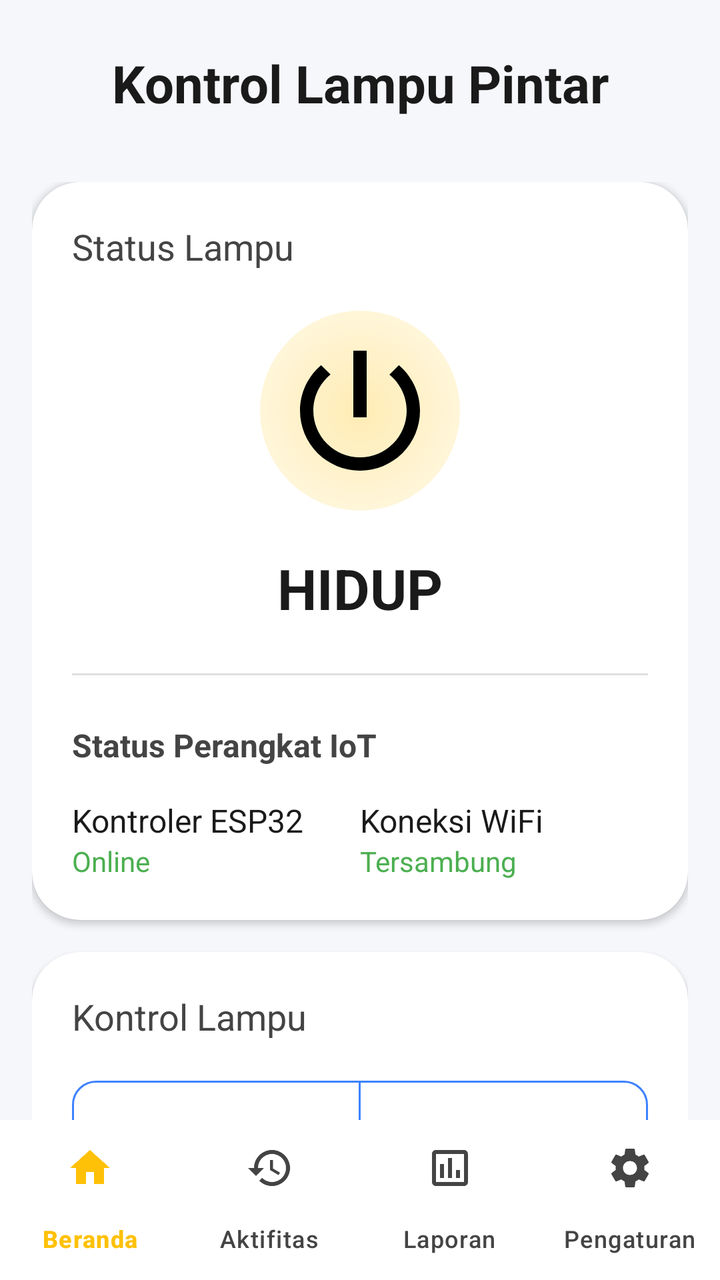
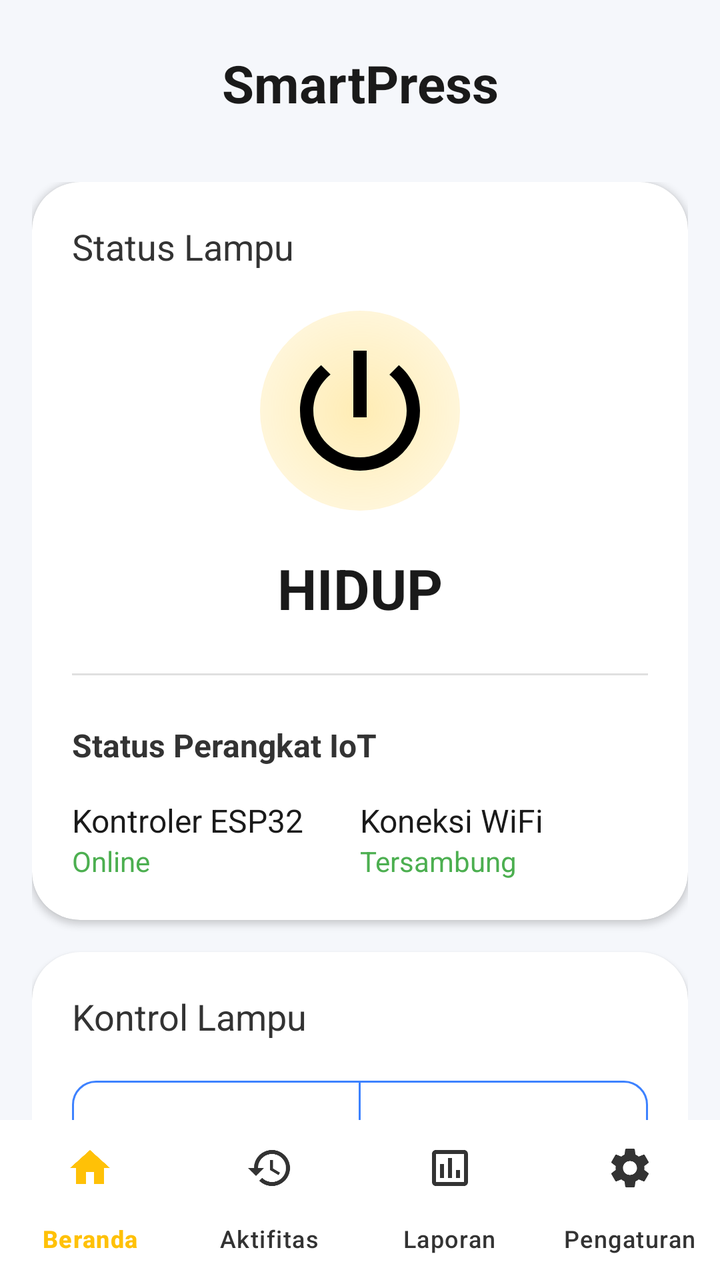

The first picture is an Android layout as it rendered before a commit; the second is the same layout after the commit. The layout source and the unified diff follow.
<!-- AndroidManifest.xml: application theme Theme.ItProyek2 -->
<!-- res/layout/activity_main.xml -->
<?xml version="1.0" encoding="utf-8"?>
<androidx.constraintlayout.widget.ConstraintLayout xmlns:android="http://schemas.android.com/apk/res/android"
    xmlns:app="http://schemas.android.com/apk/res-auto"
    xmlns:tools="http://schemas.android.com/tools"
    android:id="@+id/main"
    android:layout_width="match_parent"
    android:layout_height="match_parent"
    android:background="@color/main_bg"
    tools:context=".MainActivity">

    
    <TextView
        android:id="@+id/tvTitle"
        android:layout_width="0dp"
        android:layout_height="wrap_content"
        android:layout_marginTop="24dp"
        android:gravity="center"
        android:text="@string/smart_lamp_controller"
        android:textColor="@color/text_head"
        android:textSize="26sp"
        android:textStyle="bold"
        app:layout_constraintEnd_toEndOf="parent"
        app:layout_constraintStart_toStartOf="parent"
        app:layout_constraintTop_toTopOf="parent" />

    <androidx.core.widget.NestedScrollView
        android:layout_width="match_parent"
        android:layout_height="0dp"
        android:layout_marginTop="16dp"
        android:clipToPadding="false"
        android:paddingBottom="100dp"
        app:layout_constraintBottom_toTopOf="@id/bottomNav"
        app:layout_constraintTop_toBottomOf="@id/tvTitle">

        <LinearLayout
            android:layout_width="match_parent"
            android:layout_height="wrap_content"
            android:orientation="vertical"
            android:padding="16dp">

            
            <com.google.android.material.card.MaterialCardView
                android:layout_width="match_parent"
                android:layout_height="wrap_content"
                android:layout_marginBottom="16dp"
                app:cardBackgroundColor="@color/card_bg_custom"
                app:cardCornerRadius="24dp"
                app:cardElevation="2dp"
                app:strokeWidth="0dp">

                <LinearLayout
                    android:layout_width="match_parent"
                    android:layout_height="wrap_content"
                    android:orientation="vertical"
                    android:padding="20dp">

                    <TextView
                        android:layout_width="wrap_content"
                        android:layout_height="wrap_content"
                        android:text="@string/status_lampu"
                        android:textColor="@color/text_sub"
                        android:textSize="18sp" />

                    <androidx.constraintlayout.widget.ConstraintLayout
                        android:layout_width="match_parent"
                        android:layout_height="wrap_content"
                        android:layout_marginTop="20dp"
                        android:layout_marginBottom="20dp">

                        <View
                            android:id="@+id/bulbGlow"
                            android:layout_width="100dp"
                            android:layout_height="100dp"
                            android:background="@drawable/bulb_glow"
                            app:layout_constraintBottom_toBottomOf="parent"
                            app:layout_constraintEnd_toEndOf="parent"
                            app:layout_constraintStart_toStartOf="parent"
                            app:layout_constraintTop_toTopOf="parent" />

                        <ImageView
                            android:id="@+id/ivLampIllustration"
                            android:layout_width="80dp"
                            android:layout_height="80dp"
                            android:contentDescription="@string/lamp_illustration"
                            android:src="@drawable/ic_power"
                            app:layout_constraintBottom_toBottomOf="parent"
                            app:layout_constraintEnd_toEndOf="parent"
                            app:layout_constraintStart_toStartOf="parent"
                            app:layout_constraintTop_toTopOf="parent" />

                    </androidx.constraintlayout.widget.ConstraintLayout>

                    <TextView
                        android:id="@+id/tvStatusLampu"
                        android:layout_width="wrap_content"
                        android:layout_height="wrap_content"
                        android:layout_gravity="center"
                        android:text="@string/on"
                        android:textColor="@color/text_head"
                        android:textSize="28sp"
                        android:textStyle="bold" />

                    <View
                        android:layout_width="match_parent"
                        android:layout_height="1dp"
                        android:layout_marginTop="24dp"
                        android:layout_marginBottom="24dp"
                        android:background="@color/divider_color" />

                    <TextView
                        android:layout_width="wrap_content"
                        android:layout_height="wrap_content"
                        android:text="@string/status_device"
                        android:textColor="@color/text_sub"
                        android:textSize="16sp"
                        android:textStyle="bold" />

                    <LinearLayout
                        android:layout_width="match_parent"
                        android:layout_height="wrap_content"
                        android:layout_marginTop="16dp"
                        android:orientation="horizontal">

                        <LinearLayout
                            android:layout_width="0dp"
                            android:layout_height="wrap_content"
                            android:layout_weight="1"
                            android:orientation="vertical">
                            <TextView
                                android:layout_width="wrap_content"
                                android:layout_height="wrap_content"
                                android:text="@string/esp32"
                                android:textColor="@color/text_head"
                                android:textSize="16sp" />
                            <TextView
                                android:id="@+id/tvEspStatus"
                                android:layout_width="wrap_content"
                                android:layout_height="wrap_content"
                                android:text="@string/online"
                                android:textColor="#4CAF50"
                                android:textSize="14sp" />
                        </LinearLayout>

                        <LinearLayout
                            android:layout_width="0dp"
                            android:layout_height="wrap_content"
                            android:layout_weight="1"
                            android:orientation="vertical">
                            <TextView
                                android:layout_width="wrap_content"
                                android:layout_height="wrap_content"
                                android:text="@string/wifi"
                                android:textColor="@color/text_head"
                                android:textSize="16sp" />
                            <TextView
                                android:id="@+id/tvWifiStatus"
                                android:layout_width="wrap_content"
                                android:layout_height="wrap_content"
                                android:text="@string/connected"
                                android:textColor="#4CAF50"
                                android:textSize="14sp" />
                        </LinearLayout>
                    </LinearLayout>
                </LinearLayout>
            </com.google.android.material.card.MaterialCardView>

            
            <com.google.android.material.card.MaterialCardView
                android:layout_width="match_parent"
                android:layout_height="wrap_content"
                android:layout_marginBottom="16dp"
                app:cardBackgroundColor="@color/card_bg_custom"
                app:cardCornerRadius="24dp"
                app:cardElevation="2dp"
                app:strokeWidth="0dp">

                <LinearLayout
                    android:layout_width="match_parent"
                    android:layout_height="wrap_content"
                    android:orientation="vertical"
                    android:padding="20dp">

                    <TextView
                        android:layout_width="wrap_content"
                        android:layout_height="wrap_content"
                        android:layout_marginBottom="16dp"
                        android:text="@string/kontrol_lampu"
                        android:textColor="@color/text_sub"
                        android:textSize="18sp" />

                    <com.google.android.material.button.MaterialButtonToggleGroup
                        android:id="@+id/toggleGroupLamp"
                        android:layout_width="match_parent"
                        android:layout_height="60dp"
                        app:selectionRequired="true"
                        app:singleSelection="true">
                        <Button
                            android:id="@+id/btnOn"
                            style="@style/Widget.Material3.Button.OutlinedButton"
                            android:layout_width="0dp"
                            android:layout_height="match_parent"
                            android:layout_weight="1"
                            android:text="@string/on"
                            android:textSize="18sp"
                            android:textColor="@color/toggle_text_selector"
                            app:backgroundTint="@color/toggle_background_selector"
                            app:cornerRadius="12dp"
                            app:strokeColor="@color/primary_blue"
                            app:strokeWidth="1dp" />
                        <Button
                            android:id="@+id/btnOff"
                            style="@style/Widget.Material3.Button.OutlinedButton"
                            android:layout_width="0dp"
                            android:layout_height="match_parent"
                            android:layout_weight="1"
                            android:text="@string/off"
                            android:textSize="18sp"
                            android:textColor="@color/toggle_text_selector"
                            app:backgroundTint="@color/toggle_background_selector"
                            app:cornerRadius="12dp"
                            app:strokeColor="@color/primary_blue"
                            app:strokeWidth="1dp" />
                    </com.google.android.material.button.MaterialButtonToggleGroup>
                </LinearLayout>
            </com.google.android.material.card.MaterialCardView>

            
            <com.google.android.material.card.MaterialCardView
                android:layout_width="match_parent"
                android:layout_height="wrap_content"
                android:layout_marginBottom="16dp"
                app:cardBackgroundColor="@color/card_bg_custom"
                app:cardCornerRadius="24dp"
                app:cardElevation="2dp"
                app:strokeWidth="0dp">

                <LinearLayout
                    android:layout_width="match_parent"
                    android:layout_height="wrap_content"
                    android:orientation="vertical"
                    android:padding="20dp">

                    <TextView
                        android:layout_width="wrap_content"
                        android:layout_height="wrap_content"
                        android:layout_marginBottom="16dp"
                        android:text="@string/mode_sistem"
                        android:textColor="@color/text_sub"
                        android:textSize="18sp" />

                    <com.google.android.material.button.MaterialButtonToggleGroup
                        android:id="@+id/toggleGroupMode"
                        android:layout_width="match_parent"
                        android:layout_height="60dp"
                        app:selectionRequired="true"
                        app:singleSelection="true">
                        <Button
                            android:id="@+id/btnManual"
                            style="@style/Widget.Material3.Button.OutlinedButton"
                            android:layout_width="0dp"
                            android:layout_height="match_parent"
                            android:layout_weight="1"
                            android:text="@string/manual"
                            android:textSize="18sp"
                            android:textColor="@color/toggle_text_selector"
                            app:backgroundTint="@color/toggle_background_selector"
                            app:cornerRadius="12dp"
                            app:strokeColor="@color/primary_blue"
                            app:strokeWidth="1dp" />
                        <Button
                            android:id="@+id/btnAuto"
                            style="@style/Widget.Material3.Button.OutlinedButton"
                            android:layout_width="0dp"
                            android:layout_height="match_parent"
                            android:layout_weight="1"
                            android:text="@string/auto"
                            android:textSize="18sp"
                            android:textColor="@color/toggle_text_selector"
                            app:backgroundTint="@color/toggle_background_selector"
                            app:cornerRadius="12dp"
                            app:strokeColor="@color/primary_blue"
                            app:strokeWidth="1dp" />
                    </com.google.android.material.button.MaterialButtonToggleGroup>
                </LinearLayout>
            </com.google.android.material.card.MaterialCardView>

            
            <com.google.android.material.card.MaterialCardView
                android:layout_width="match_parent"
                android:layout_height="wrap_content"
                android:layout_marginBottom="16dp"
                app:cardBackgroundColor="@color/card_bg_custom"
                app:cardCornerRadius="24dp"
                app:cardElevation="2dp"
                app:strokeWidth="0dp">

                <LinearLayout
                    android:layout_width="match_parent"
                    android:layout_height="wrap_content"
                    android:orientation="vertical"
                    android:padding="20dp">

                    <TextView
                        android:layout_width="wrap_content"
                        android:layout_height="wrap_content"
                        android:layout_marginBottom="16dp"
                        android:text="@string/kondisi_cahaya"
                        android:textColor="@color/text_sub"
                        android:textSize="18sp" />

                    <LinearLayout
                        android:id="@+id/layoutStatusCahaya"
                        android:layout_width="match_parent"
                        android:layout_height="64dp"
                        android:background="@drawable/status_bg_dark"
                        android:gravity="center"
                        android:orientation="horizontal"
                        android:paddingHorizontal="24dp">

                        <ImageView
                            android:id="@+id/ivKondisiIcon"
                            android:layout_width="32dp"
                            android:layout_height="32dp"
                            android:contentDescription="@string/icon_desc"
                            android:src="@drawable/ic_star_on" />

                        <TextView
                            android:id="@+id/tvKondisiCahaya"
                            android:layout_width="wrap_content"
                            android:layout_height="wrap_content"
                            android:layout_marginStart="16dp"
                            android:text="Terang"
                            android:textColor="@color/white"
                            android:textSize="22sp"
                            android:textStyle="bold" />
                    </LinearLayout>
                </LinearLayout>
            </com.google.android.material.card.MaterialCardView>

            
            <com.google.android.material.card.MaterialCardView
                android:layout_width="match_parent"
                android:layout_height="wrap_content"
                android:layout_marginBottom="16dp"
                app:cardBackgroundColor="@color/card_bg_custom"
                app:cardCornerRadius="24dp"
                app:cardElevation="2dp"
                app:strokeWidth="0dp">

                <LinearLayout
                    android:layout_width="match_parent"
                    android:layout_height="wrap_content"
                    android:orientation="vertical"
                    android:padding="20dp">

                    <RelativeLayout
                        android:layout_width="match_parent"
                        android:layout_height="wrap_content"
                        android:layout_marginBottom="20dp">
                        <TextView
                            android:layout_width="wrap_content"
                            android:layout_height="wrap_content"
                            android:layout_centerVertical="true"
                            android:text="@string/konsumsi_listrik"
                            android:textColor="@color/text_sub"
                            android:textSize="18sp" />
                        <Button
                            android:id="@+id/btnDetail"
                            style="@style/Widget.Material3.Button.TextButton"
                            android:layout_width="wrap_content"
                            android:layout_height="wrap_content"
                            android:layout_alignParentEnd="true"
                            android:text="@string/detail"
                            android:textSize="14sp"
                            android:textColor="@color/primary_blue" />
                    </RelativeLayout>

                    <LinearLayout
                        android:layout_width="match_parent"
                        android:layout_height="wrap_content"
                        android:orientation="horizontal"
                        android:weightSum="2">

                        
                        <LinearLayout
                            android:layout_width="0dp"
                            android:layout_height="wrap_content"
                            android:layout_weight="1"
                            android:orientation="vertical">
                            <TextView
                                android:layout_width="wrap_content"
                                android:layout_height="wrap_content"
                                android:text="@string/daya"
                                android:textColor="@color/text_sub"
                                android:textSize="12sp" />
                            <TextView
                                android:id="@+id/tvDaya"
                                android:layout_width="wrap_content"
                                android:layout_height="wrap_content"
                                android:text="0 Watt"
                                android:textColor="@color/text_head"
                                android:textSize="18sp"
                                android:textStyle="bold" />
                        </LinearLayout>

                        
                        <LinearLayout
                            android:layout_width="0dp"
                            android:layout_height="wrap_content"
                            android:layout_weight="1"
                            android:orientation="vertical">
                            <TextView
                                android:layout_width="wrap_content"
                                android:layout_height="wrap_content"
                                android:text="@string/estimasi_biaya"
                                android:textColor="@color/text_sub"
                                android:textSize="12sp" />
                            <TextView
                                android:id="@+id/tvCostSummary"
                                android:layout_width="wrap_content"
                                android:layout_height="wrap_content"
                                android:text="Rp 0"
                                android:textColor="@color/accent_yellow"
                                android:textSize="18sp"
                                android:textStyle="bold" />
                        </LinearLayout>
                    </LinearLayout>

                    <View
                        android:layout_width="match_parent"
                        android:layout_height="1dp"
                        android:layout_marginTop="16dp"
                        android:layout_marginBottom="16dp"
                        android:background="@color/divider_color" />

                    <TextView
                        android:id="@+id/tvKwhSummary"
                        android:layout_width="wrap_content"
                        android:layout_height="wrap_content"
                        android:text="Total Pemakaian Hari Ini: 0.00 kWh"
                        android:textColor="@color/primary_blue"
                        android:textSize="14sp"
                        android:textStyle="bold" />
                </LinearLayout>
            </com.google.android.material.card.MaterialCardView>

            
            <com.google.android.material.card.MaterialCardView
                android:layout_width="match_parent"
                android:layout_height="wrap_content"
                android:layout_marginBottom="16dp"
                app:cardBackgroundColor="@color/card_bg_custom"
                app:cardCornerRadius="24dp"
                app:cardElevation="2dp"
                app:strokeWidth="0dp">

                <LinearLayout
                    android:layout_width="match_parent"
                    android:layout_height="wrap_content"
                    android:orientation="vertical"
                    android:padding="20dp">

                    <TextView
                        android:layout_width="wrap_content"
                        android:layout_height="wrap_content"
                        android:layout_marginBottom="16dp"
                        android:text="@string/notifikasi_terbaru"
                        android:textColor="@color/text_sub"
                        android:textSize="18sp" />

                    <TextView
                        android:id="@+id/tvLogAktivitas"
                        android:layout_width="match_parent"
                        android:layout_height="wrap_content"
                        android:text="@string/belum_ada_notifikasi"
                        android:textColor="@color/text_head"
                        android:textSize="16sp" />
                </LinearLayout>
            </com.google.android.material.card.MaterialCardView>

        </LinearLayout>
    </androidx.core.widget.NestedScrollView>

    
    <com.google.android.material.bottomnavigation.BottomNavigationView
        android:id="@+id/bottomNav"
        android:layout_width="match_parent"
        android:layout_height="80dp"
        android:background="@color/nav_bg"
        app:itemIconTint="@drawable/bottom_nav_color"
        app:itemTextColor="@drawable/bottom_nav_color"
        app:labelVisibilityMode="labeled"
        app:layout_constraintBottom_toBottomOf="parent"
        app:menu="@menu/bottom_menu" />

</androidx.constraintlayout.widget.ConstraintLayout>
<!-- resources referenced by this layout -->
<resources>
  <color name="accent_yellow">#FFC107</color>
  <color name="card_bg_custom">#FFFFFF</color>
  <color name="divider_color">#E0E0E0</color>
  <color name="main_bg">#F5F7FB</color>
  <color name="nav_bg">#FFFFFF</color>
  <color name="primary_blue">#3D82FF</color>
  <color name="text_head">#1A1A1A</color>
  <color name="text_sub">#444444</color>
  <color name="white">#FFFFFFFF</color>
  <!-- drawable bottom_nav_color (drawable) -->
  <?xml version="1.0" encoding="utf-8"?>
  <selector xmlns:android="http://schemas.android.com/apk/res/android">
      <item android:color="#FFC107" android:state_checked="true" />
      <item android:color="@color/text_sub" />
  </selector>
  <!-- drawable bulb_glow (drawable) -->
  <?xml version="1.0" encoding="utf-8"?>
  <shape xmlns:android="http://schemas.android.com/apk/res/android"
      android:shape="oval">
      <gradient
          android:type="radial"
          android:gradientRadius="100dp"
          android:startColor="@color/bulb_glow_start"
          android:endColor="@color/bulb_glow_end" />
  </shape>
  <!-- drawable status_bg_dark (drawable) -->
  <?xml version="1.0" encoding="utf-8"?>
  <shape xmlns:android="http://schemas.android.com/apk/res/android">
      <solid android:color="@color/unselected_dark" />
      <corners android:radius="14dp" />
  </shape>
  <string name="auto">OTOMATIS</string>
  <string name="belum_ada_notifikasi">Belum ada aktivitas terdeteksi</string>
  <string name="connected">Tersambung</string>
  <string name="daya">Daya</string>
  <string name="detail">Analisis Lengkap &gt;</string>
  <string name="esp32">Kontroler ESP32</string>
  <string name="estimasi_biaya">Estimasi Biaya</string>
  <string name="icon_desc">Deskripsi Ikon</string>
  <string name="kondisi_cahaya">Kondisi Cahaya</string>
  <string name="konsumsi_listrik">Konsumsi Listrik</string>
  <string name="kontrol_lampu">Kontrol Lampu</string>
  <string name="lamp_illustration">Ilustrasi Lampu</string>
  <string name="manual">MANUAL</string>
  <string name="mode_sistem">Mode Sistem</string>
  <string name="notifikasi_terbaru">Aktivitas Terbaru</string>
  <string name="off">MATI</string>
  <string name="on">HIDUP</string>
  <string name="online">Online</string>
  <string name="smart_lamp_controller">Kontrol Lampu Pintar</string>
  <string name="status_device">Status Perangkat IoT</string>
  <string name="status_lampu">Status Lampu</string>
  <string name="wifi">Koneksi WiFi</string>
  <style name="Theme.ItProyek2" parent="Base.Theme.ItProyek2" />
  <color name="bulb_glow_start">#4DFFC107</color>
  <color name="bulb_glow_end">#00FFC107</color>
  <color name="unselected_dark">#25252D</color>
  <style name="Base.Theme.ItProyek2" parent="Theme.Material3.DayNight.NoActionBar">
          <item name="colorPrimary">@color/primary_blue</item>
          <item name="android:statusBarColor">@android:color/transparent</item>
          <item name="android:windowLightStatusBar" tools:targetApi="m">true</item>
      </style>
  <!-- unchanged entries left out for length: 2 -->
</resources>

<!-- the commit's change to res/layout/activity_main.xml (unified diff, before → after) -->
@@ -300,6 +300,98 @@
                     android:orientation="vertical"
                     android:padding="20dp">
 
+                    <RelativeLayout
+                        android:layout_width="match_parent"
+                        android:layout_height="wrap_content"
+                        android:layout_marginBottom="16dp">
+                        <TextView
+                            android:layout_width="wrap_content"
+                            android:layout_height="wrap_content"
+                            android:layout_centerVertical="true"
+                            android:text="@string/penjadwalan_lampu"
+                            android:textColor="@color/text_sub"
+                            android:textSize="18sp" />
+                        <com.google.android.material.materialswitch.MaterialSwitch
+                            android:id="@+id/switchTimer"
+                            android:layout_width="wrap_content"
+                            android:layout_height="wrap_content"
+                            android:layout_alignParentEnd="true" />
+                    </RelativeLayout>
+
+                    <LinearLayout
+                        android:layout_width="match_parent"
+                        android:layout_height="wrap_content"
+                        android:orientation="horizontal"
+                        android:weightSum="2"
+                        android:baselineAligned="false">
+
+                        
+                        <LinearLayout
+                            android:layout_width="0dp"
+                            android:layout_height="wrap_content"
+                            android:layout_weight="1"
+                            android:orientation="vertical"
+                            android:paddingEnd="8dp">
+                            <TextView
+                                android:layout_width="wrap_content"
+                                android:layout_height="wrap_content"
+                                android:text="@string/waktu_mulai"
+                                android:textColor="@color/text_sub"
+                                android:textSize="12sp" />
+                            <com.google.android.material.button.MaterialButton
+                                android:id="@+id/btnStartTime"
+                                style="@style/Widget.Material3.Button.TonalButton"
+                                android:layout_width="match_parent"
+                                android:layout_height="wrap_content"
+                                android:layout_marginTop="8dp"
+                                android:text="18:00"
+                                android:textColor="@color/primary_blue"
+                                app:icon="@drawable/ic_history" />
+                        </LinearLayout>
+
+                        
+                        <LinearLayout
+                            android:layout_width="0dp"
+                            android:layout_height="wrap_content"
+                            android:layout_weight="1"
+                            android:orientation="vertical"
+                            android:paddingStart="8dp">
+                            <TextView
+                                android:layout_width="wrap_content"
+                                android:layout_height="wrap_content"
+                                android:text="@string/waktu_selesai"
+                                android:textColor="@color/text_sub"
+                                android:textSize="12sp" />
+                            <com.google.android.material.button.MaterialButton
+                                android:id="@+id/btnEndTime"
+                                style="@style/Widget.Material3.Button.TonalButton"
+                                android:layout_width="match_parent"
+                                android:layout_height="wrap_content"
+                                android:layout_marginTop="8dp"
+                                android:text="05:00"
+                                android:textColor="@color/primary_blue"
+                                app:icon="@drawable/ic_history" />
+                        </LinearLayout>
+                    </LinearLayout>
+                </LinearLayout>
+            </com.google.android.material.card.MaterialCardView>
+
+            
+            <com.google.android.material.card.MaterialCardView
+                android:layout_width="match_parent"
+                android:layout_height="wrap_content"
+                android:layout_marginBottom="16dp"
+                app:cardBackgroundColor="@color/card_bg_custom"
+                app:cardCornerRadius="24dp"
+                app:cardElevation="2dp"
+                app:strokeWidth="0dp">
+
+                <LinearLayout
+                    android:layout_width="match_parent"
+                    android:layout_height="wrap_content"
+                    android:orientation="vertical"
+                    android:padding="20dp">
+
                     <TextView
                         android:layout_width="wrap_content"
                         android:layout_height="wrap_content"
<!-- resource entries referenced after the edit -->
@@ -7,7 +7,7 @@
   <color name="nav_bg">#FFFFFF</color>
   <color name="primary_blue">#3D82FF</color>
   <color name="text_head">#1A1A1A</color>
-  <color name="text_sub">#444444</color>
+  <color name="text_sub">#333333</color>
   <color name="white">#FFFFFFFF</color>
   <!-- drawable bottom_nav_color (drawable) -->
   <?xml version="1.0" encoding="utf-8"?>
@@ -25,6 +25,16 @@
           android:startColor="@color/bulb_glow_start"
           android:endColor="@color/bulb_glow_end" />
   </shape>
+  <!-- drawable ic_history (drawable) -->
+  <vector xmlns:android="http://schemas.android.com/apk/res/android"
+      android:width="24dp"
+      android:height="24dp"
+      android:viewportWidth="24"
+      android:viewportHeight="24">
+      <path
+          android:fillColor="#FF000000"
+          android:pathData="M13,3A9,9 0 0,0 4,12H1L4.89,15.89L4.96,16.03L9,12H6A7,7 0 0,1 13,5A7,7 0 0,1 20,12A7,7 0 0,1 13,19C11.07,19 9.32,18.21 8.06,16.94L6.64,18.36C8.27,20 10.5,21 13,21A9,9 0 0,0 22,12A9,9 0 0,0 13,3M12,8V13L16.28,15.54L17,14.33L13.5,12.25V8H12Z" />
+  </vector>
   <!-- drawable status_bg_dark (drawable) -->
   <?xml version="1.0" encoding="utf-8"?>
   <shape xmlns:android="http://schemas.android.com/apk/res/android">
@@ -49,9 +59,12 @@
   <string name="off">MATI</string>
   <string name="on">HIDUP</string>
   <string name="online">Online</string>
-  <string name="smart_lamp_controller">Kontrol Lampu Pintar</string>
+  <string name="penjadwalan_lampu">Penjadwalan Lampu</string>
+  <string name="smart_lamp_controller">SmartPress</string>
   <string name="status_device">Status Perangkat IoT</string>
   <string name="status_lampu">Status Lampu</string>
+  <string name="waktu_mulai">Waktu Mulai</string>
+  <string name="waktu_selesai">Waktu Selesai</string>
   <string name="wifi">Koneksi WiFi</string>
   <style name="Theme.ItProyek2" parent="Base.Theme.ItProyek2" />
   <color name="bulb_glow_start">#4DFFC107</color>
